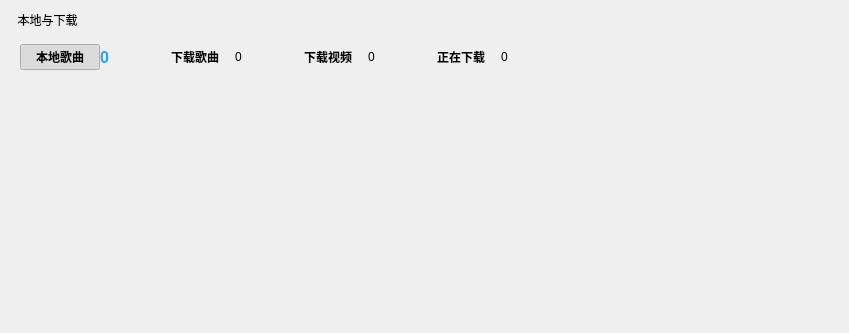
Above: KuGouStart/LocalDownload/LocalDownload.ui from a-mo-xi-wei/Qt-KuGouAppClient before the change. Below: the same form after it.
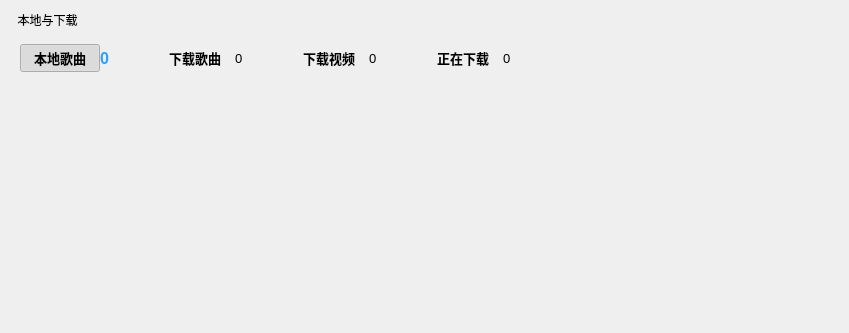
That is the form after the change.

Commit message: 界面优化

```diff
--- a/KuGouStart/LocalDownload/LocalDownload.ui
+++ b/KuGouStart/LocalDownload/LocalDownload.ui
@@ -32,7 +32,7 @@
       <item>
        <layout class="QVBoxLayout" name="verticalLayout_11">
         <property name="spacing">
-         <number>0</number>
+         <number>2</number>
         </property>
         <item>
          <layout class="QHBoxLayout" name="horizontalLayout_7">
@@ -56,6 +56,7 @@
             <property name="font">
              <font>
               <family>Microsoft YaHei UI</family>
+              <pointsize>10</pointsize>
               <bold>true</bold>
              </font>
             </property>
@@ -156,7 +157,7 @@
       <item>
        <layout class="QVBoxLayout" name="verticalLayout_12">
         <property name="spacing">
-         <number>0</number>
+         <number>2</number>
         </property>
         <item>
          <layout class="QHBoxLayout" name="horizontalLayout_8">
@@ -180,6 +181,7 @@
             <property name="font">
              <font>
               <family>Microsoft YaHei UI</family>
+              <pointsize>10</pointsize>
               <bold>true</bold>
              </font>
             </property>
@@ -205,6 +207,11 @@
           </item>
           <item>
            <widget class="QLabel" name="downloaded_music_number_label">
+            <property name="font">
+             <font>
+              <pointsize>10</pointsize>
+             </font>
+            </property>
             <property name="cursor">
              <cursorShape>PointingHandCursor</cursorShape>
             </property>
@@ -265,7 +272,7 @@
       <item>
        <layout class="QVBoxLayout" name="verticalLayout_14">
         <property name="spacing">
-         <number>0</number>
+         <number>2</number>
         </property>
         <item>
          <layout class="QHBoxLayout" name="horizontalLayout_10">
@@ -289,6 +296,7 @@
             <property name="font">
              <font>
               <family>Microsoft YaHei UI</family>
+              <pointsize>10</pointsize>
               <bold>true</bold>
              </font>
             </property>
@@ -314,6 +322,11 @@
           </item>
           <item>
            <widget class="QLabel" name="downloaded_video_number_label">
+            <property name="font">
+             <font>
+              <pointsize>10</pointsize>
+             </font>
+            </property>
             <property name="cursor">
              <cursorShape>PointingHandCursor</cursorShape>
             </property>
@@ -374,7 +387,7 @@
       <item>
        <layout class="QVBoxLayout" name="verticalLayout_13">
         <property name="spacing">
-         <number>0</number>
+         <number>2</number>
         </property>
         <item>
          <layout class="QHBoxLayout" name="horizontalLayout_11">
@@ -398,6 +411,7 @@
             <property name="font">
              <font>
               <family>Microsoft YaHei UI</family>
+              <pointsize>10</pointsize>
               <bold>true</bold>
              </font>
             </property>
@@ -423,6 +437,11 @@
           </item>
           <item>
            <widget class="QLabel" name="downloading_number_label">
+            <property name="font">
+             <font>
+              <pointsize>10</pointsize>
+             </font>
+            </property>
             <property name="cursor">
              <cursorShape>PointingHandCursor</cursorShape>
             </property>
```
Left out of the diff: 5 changed lines with no effect on the pictures. The commit also changes 1 other file.
